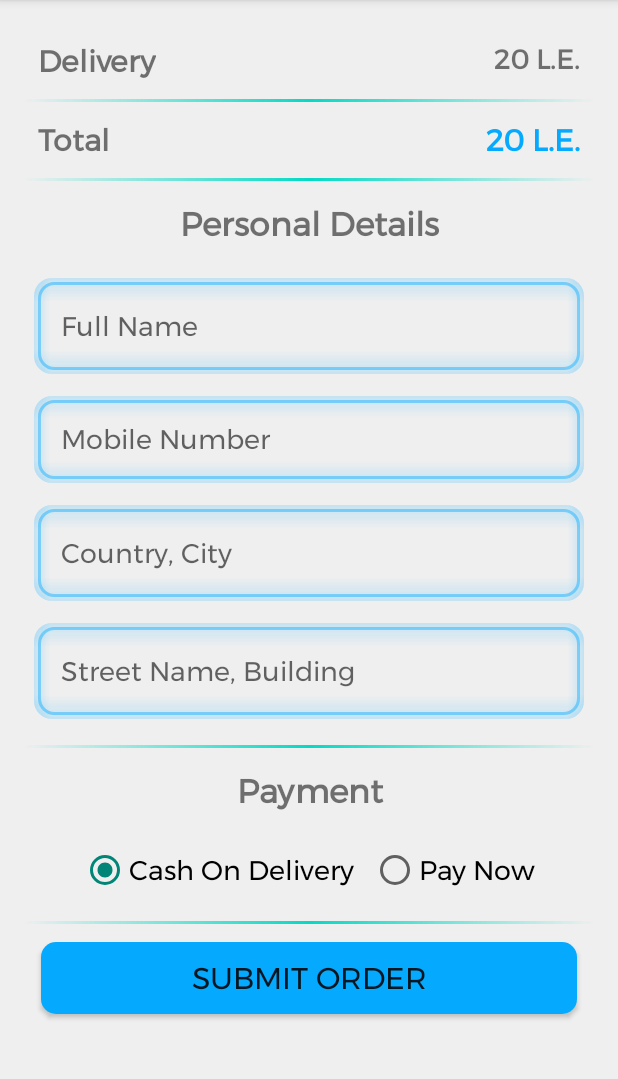
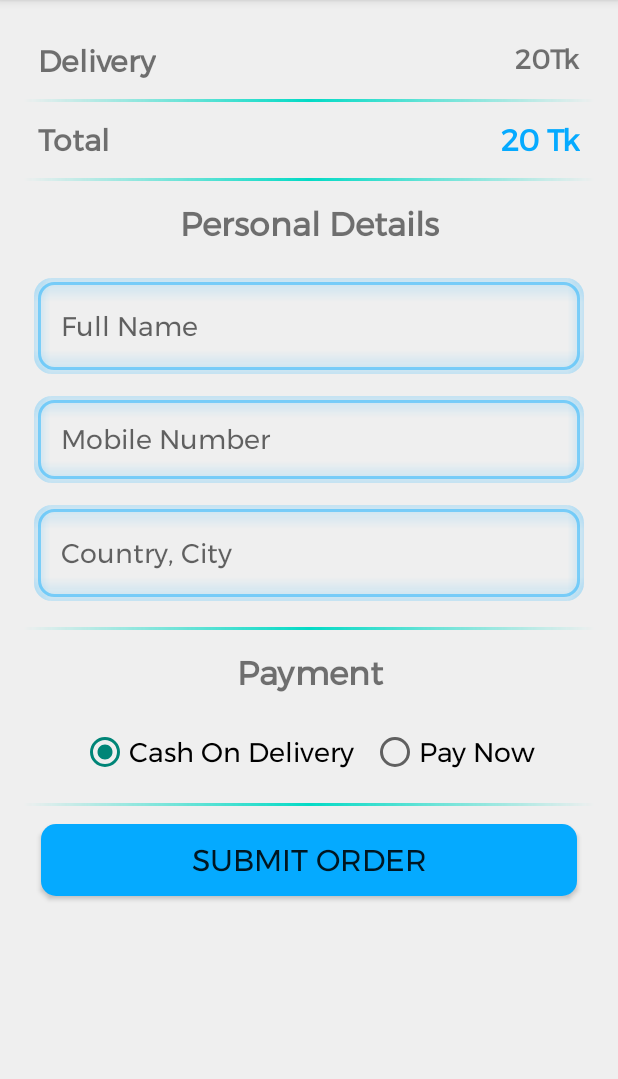
Before and after one commit to Ishwor-prasad/BookNook-MyBookstoreApp, an Android app: the CheckoutActivity screen opened directly, with no data from a screen before it, after a tap on "Cash On Delivery", on a phone screen of 412 x 824 dp, the part 84-1163 px from its top. Run offline under Robolectric (Android 15) with nearby library versions, the phone set to English and light mode, and no system bars; our stand-ins replace Firebase (no records; nobody signed in at launch, a user with empty details on screens opened directly).

Commit message:
full project

```diff
--- a/app/build.gradle
+++ b/app/build.gradle
@@ -38,6 +38,7 @@ dependencies {
     implementation 'com.google.firebase:firebase-firestore:24.4.1'
     implementation 'com.github.bumptech.glide:glide:4.14.2'
     implementation 'androidx.recyclerview:recyclerview:1.3.0-alpha01'
+    implementation 'com.google.firebase:firebase-firestore-ktx:24.6.0'
     testImplementation 'junit:junit:4.13.2'
     androidTestImplementation 'androidx.test.ext:junit:1.1.4'
     androidTestImplementation 'androidx.test.espresso:espresso-core:3.5.0'
--- a/app/src/main/java/com/example/mybookstoreapp/CheckoutActivity.java
+++ b/app/src/main/java/com/example/mybookstoreapp/CheckoutActivity.java
@@ -65,7 +65,7 @@ public class CheckoutActivity extends BaseActivity {
                     divider.setDrawable(getDrawable(R.drawable.gradient_divider));
                     rv.addItemDecoration(divider);
 
-                    ((TextView) findViewById(R.id.totalFee)).setText(total + " L.E.");
+                    ((TextView) findViewById(R.id.totalFee)).setText(total + " Tk");
 
                 }
             }
@@ -75,8 +75,7 @@ public class CheckoutActivity extends BaseActivity {
         submit.setOnClickListener(new View.OnClickListener() {
             @Override
             public void onClick(View view) {
-                // akid lazem yeb2a fi hena kalam ya5od el input ba2a w y7oto fl database w yfadi el cart kman
-                // w tab3an yet2aked en mafi4 baynat na2sa..
+
 
                 Intent i = new Intent(CheckoutActivity.this, CheckoutDoneActivity.class);
                 startActivity(i);
--- a/app/src/main/java/com/example/mybookstoreapp/MyAdapter.java
+++ b/app/src/main/java/com/example/mybookstoreapp/MyAdapter.java
@@ -47,7 +47,7 @@ public class MyAdapter extends RecyclerView.Adapter<MyAdapter.MyViewHolder>{
         //holder.rateView.setText((String)m.get("Rate"));
 
             int p = Integer.parseInt((String) m.get("Price"));
-            holder.priceView.setText(p + "L.E.");
+            holder.priceView.setText(p + "Tk.");
 
         try {
             Uri uri = Uri.parse((String) m.get(("Cover")));
--- a/app/src/main/res/layout/activity_category.xml
+++ b/app/src/main/res/layout/activity_category.xml
@@ -56,8 +56,8 @@
         android:text="ToggleButton"
         android:textAllCaps="false"
         android:textColor="#000000"
-        android:textOff="Arabic"
-        android:textOn="Arabic"
+        android:textOff="Bangla"
+        android:textOn="Bangla"
         android:textSize="20sp"
         android:textStyle="bold"
         app:layout_constraintEnd_toEndOf="parent"
--- a/app/src/main/res/layout/activity_checkout.xml
+++ b/app/src/main/res/layout/activity_checkout.xml
@@ -45,7 +45,7 @@
                     android:layout_height="wrap_content"
                     android:layout_alignParentTop="true"
                     android:layout_alignParentEnd="true"
-                    android:text="20 L.E."
+                    android:text="20Tk"
                     android:textSize="18sp"
                     android:textStyle="bold" />
             </RelativeLayout>
@@ -80,7 +80,7 @@
                     android:layout_height="wrap_content"
                     android:layout_alignParentTop="true"
                     android:layout_alignParentEnd="true"
-                    android:text="L.E."
+                    android:text="Tk."
                     android:textColor="#05AAFF"
                     android:textSize="20sp"
                     android:textStyle="bold" />
@@ -147,20 +147,6 @@
                     android:background="@drawable/edit_text_border"
                     android:ems="10"
                     android:hint="Country, City"
-                    android:inputType="textPersonName"
-                    android:minHeight="48dp"
-                    android:padding="20dp"
-                    android:textSize="18dp" />
-
-                <EditText
-                    android:id="@+id/editTextStreetBuilding"
-                    android:fontFamily="@font/montserrat"
-                    android:layout_width="match_parent"
-                    android:layout_height="wrap_content"
-                    android:layout_margin="5dp"
-                    android:background="@drawable/edit_text_border"
-                    android:ems="10"
-                    android:hint="Street Name, Building"
                     android:inputType="textPersonName"
                     android:minHeight="48dp"
                     android:padding="20dp"
@@ -247,21 +233,6 @@
                         android:textSize="18dp"
                         android:visibility="visible" />
 
-                    <EditText
-                        android:id="@+id/editTextCardName"
-                        android:fontFamily="@font/montserrat"
-                        android:layout_width="match_parent"
-                        android:layout_height="wrap_content"
-                        android:layout_margin="5dp"
-                        android:background="@drawable/edit_text_border"
-                        android:ems="10"
-                        android:hint="Card Holder Name"
-                        android:inputType="number"
-                        android:minHeight="48dp"
-                        android:padding="20dp"
-                        android:textSize="18dp"
-                        android:visibility="visible" />
-
                     <LinearLayout
                         android:layout_width="match_parent"
                         android:layout_height="wrap_content"
```
